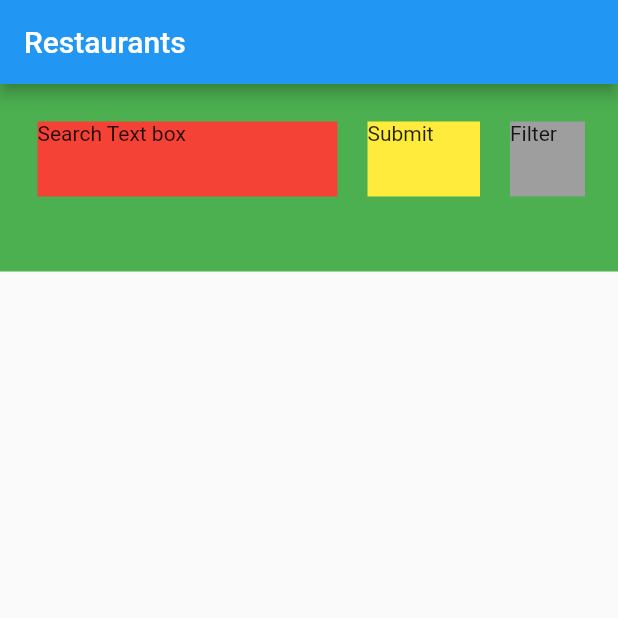
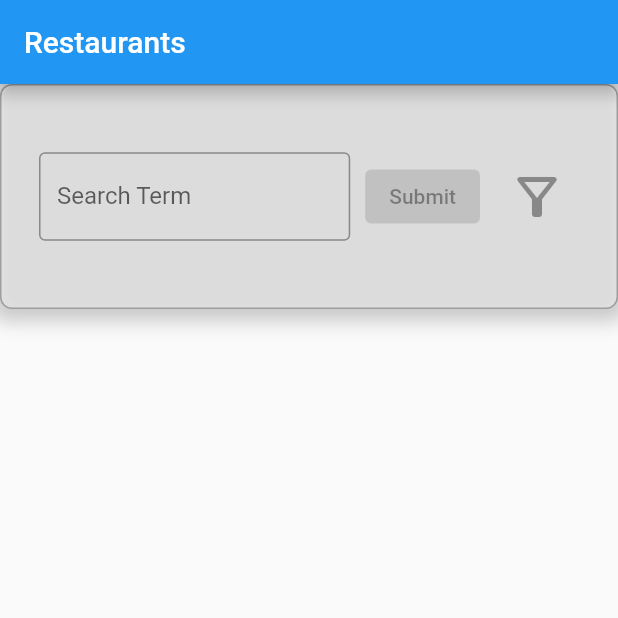
Before and after one commit to drocpdp/flutter_restaurants, a Flutter app: the screen it shows after launch, on a phone screen of 412 x 824 dp, the top half of it. Run offline on Flutter 3.47's test engine with Material 2 defaults, Android fonts, the phone set to English and light mode, and no system bars.

Commit message:
Search section initial layout completed

```diff
--- a/restaurants/lib/widgets/search_section.dart
+++ b/restaurants/lib/widgets/search_section.dart
@@ -10,43 +10,68 @@ class SearchSection extends StatefulWidget {
 class SearchSectionState extends State<SearchSection> {
   Widget searchSection = Container(
     padding: const EdgeInsets.all(25),
-      alignment: Alignment.topCenter,
-      height: 125,
-      color: Colors.green,
-      child: Row(children: [
-        Column(
+    decoration: BoxDecoration(
+      color: Color.fromARGB(95, 255, 253, 253),
+      boxShadow: [
+        BoxShadow(
+          color: Colors.black.withOpacity(0.2),
+          spreadRadius: 5,
+          blurRadius: 10,
+          offset: const Offset(0, 3),
+        ),
+      ],
+      border: Border.all(
+        color: Colors.grey,
+        width: 1.0,
+      ),
+      borderRadius: BorderRadius.circular(8.0),
+    ),
+    alignment: Alignment.center,
+    height: 150,
+    child: Row(
+      children: [
+        Expanded(
+          child: Column(
+            mainAxisAlignment: MainAxisAlignment.center,
             children: [
               Container(
-              height: 50,
-              width: 200,
-              color: Colors.red,
-              child: const Text('Search Text box'),
+                constraints: BoxConstraints(minWidth: 100),
+                child: TextField(
+                  decoration: InputDecoration(
+                    border: OutlineInputBorder(),
+                    labelText: 'Search Term',
+                  ),
+                ),
               ),
             ],
           ),
-        const SizedBox(width: 20),
+        ),
+        SizedBox(width: 10),
         Column(
-          children: [
-            Container(
-              height: 50,
-              width: 75,
-              color: Colors.yellow,
-              child: const Text('Submit'),
+          mainAxisAlignment: MainAxisAlignment.center,
+          mainAxisSize: MainAxisSize.min,
+          children: <Widget>[
+            ElevatedButton(
+              onPressed: null,
+              child: Text('Submit'),
             ),
           ],
         ),
-        const SizedBox(width: 20),
+        SizedBox(width: 10),
         Column(
-          children: [
-            Container(
-              height: 50,
-              width: 50,
-              color: Colors.grey,
-              child: const Text('Filter'),
+          mainAxisAlignment: MainAxisAlignment.center,
+          mainAxisSize: MainAxisSize.min,
+          children: <Widget>[
+            IconButton(
+              iconSize: 40,
+              icon: Icon(Icons.filter_alt_outlined),
+              onPressed: null,
             ),
           ],
         ),
-      ]));
+      ],
+    ),
+  );
 
   @override
   Widget build(BuildContext context) {
```
Lines whose indentation alone changed are shown as unchanged.
